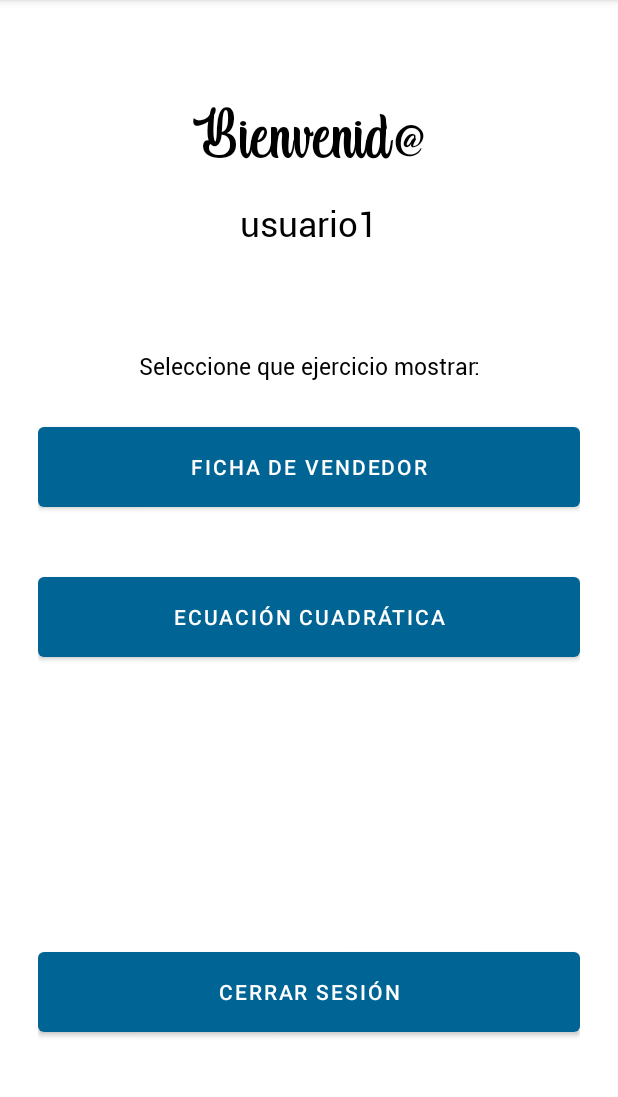
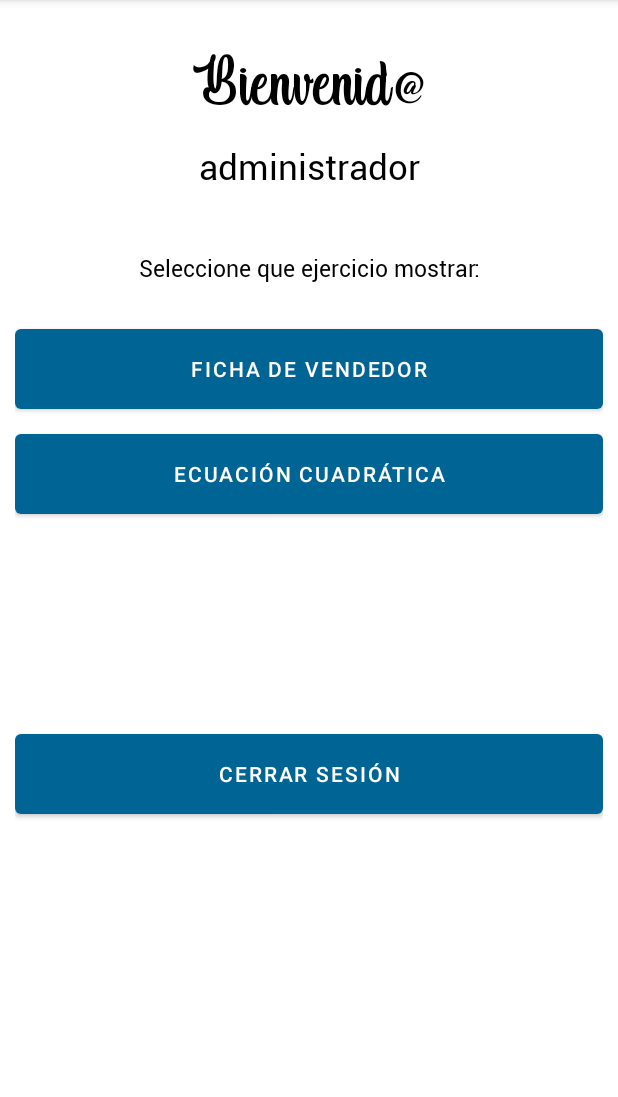
Before and after one commit to Ernest00/Prueba_Practica_1_DSM_LA181955_MA181956, an Android app: the Opciones screen opened directly, with no data from a screen before it, on a phone screen of 412 x 824 dp, the part 84-1181 px from its top. Run offline under Robolectric (Android 15) with nearby library versions, the phone set to English and light mode, and no system bars.

Commit message:
Activities enlazadas y finish() funcional

```diff
--- a/PruebaPractica1DSM_LA181955_MA181956/app/src/main/java/com/example/pruebapractica1dsm_la181955_ma181956/Opciones.kt
+++ b/PruebaPractica1DSM_LA181955_MA181956/app/src/main/java/com/example/pruebapractica1dsm_la181955_ma181956/Opciones.kt
@@ -4,6 +4,7 @@ import android.content.Intent
 import android.content.SharedPreferences
 import androidx.appcompat.app.AppCompatActivity
 import android.os.Bundle
+import android.util.Log
 import android.widget.Button
 import android.widget.EditText
 import android.widget.TextView
@@ -19,7 +20,6 @@ class Opciones : AppCompatActivity() {
     override fun onCreate(savedInstanceState: Bundle?) {
         super.onCreate(savedInstanceState)
         setContentView(R.layout.activity_opciones)
-        verificarSesion()
 
         txt_usuario =findViewById<TextView>(R.id.txtUsuario)
         btn_ejercicio1 = findViewById<Button>(R.id.btn_ejercicio1)
@@ -30,6 +30,11 @@ class Opciones : AppCompatActivity() {
 
         val usuarioActivo = preferences.getString("user", "no hay nada cargado")
         txt_usuario.setText(usuarioActivo)
+
+        btn_ejercicio1.setOnClickListener{
+            var intent = Intent( this, FichaVendedorActivity::class.java)
+            startActivity(intent)
+        }
 
         btn_ejercicio2.setOnClickListener{
             var intent = Intent( this, EcuacionCuadraticaActivity::class.java)
@@ -44,32 +49,32 @@ class Opciones : AppCompatActivity() {
 
     override fun onResume() {
         super.onResume()
-        verificarSesion()
-        Toast.makeText(this, "onResume2", Toast.LENGTH_SHORT).show()
+        //Toast.makeText(this, "onResume2", Toast.LENGTH_SHORT).show()
+        Log.i("Estado","onResume2")
     }
 
     override fun onPause() {
         super.onPause()
-        verificarSesion()
-        Toast.makeText(this, "onPause2", Toast.LENGTH_SHORT).show()
+        //Toast.makeText(this, "onPause2", Toast.LENGTH_SHORT).show()
+        Log.i("Estado","onPause2")
     }
 
     override fun onStop() {
         super.onStop()
-        verificarSesion()
-        Toast.makeText(this, "onStop2", Toast.LENGTH_SHORT).show()
+        //Toast.makeText(this, "onStop2", Toast.LENGTH_SHORT).show()
+        Log.i("Estado","onStop2")
     }
 
     override fun onRestart() {
         super.onRestart()
-        verificarSesion()
-        Toast.makeText(this, "onRestart2", Toast.LENGTH_SHORT).show()
+        //Toast.makeText(this, "onRestart2", Toast.LENGTH_SHORT).show()
+        Log.i("Estado","onRestart2")
     }
 
     override fun onDestroy() {
         super.onDestroy()
-        verificarSesion()
-        Toast.makeText(this, "onDestroy2", Toast.LENGTH_SHORT).show()
+        //Toast.makeText(this, "onDestroy2", Toast.LENGTH_SHORT).show()
+        Log.i("Estado","onDestroy2")
     }
 
     private fun restablecerPreferencias(){
@@ -87,11 +92,11 @@ class Opciones : AppCompatActivity() {
 
         val usuarioActivo = preferences.getString("user", "no hay nada cargado")
         val passwordActiva = preferences.getString("pass", "no hay nada cargao")
-
-        if(usuarioActivo.toString().isEmpty() && passwordActiva.toString().isEmpty()){
+finish()
+       /* if(usuarioActivo.toString().isEmpty() && passwordActiva.toString().isEmpty()){
             Toast.makeText(this, "Sin sesión", Toast.LENGTH_SHORT).show()
             var intent = Intent( this, MainActivity::class.java)
             startActivity(intent)
-        }
+        }*/
     }
 }
--- a/PruebaPractica1DSM_LA181955_MA181956/app/src/main/res/layout/activity_ficha_vendedor.xml
+++ b/PruebaPractica1DSM_LA181955_MA181956/app/src/main/res/layout/activity_ficha_vendedor.xml
@@ -90,12 +90,13 @@
                 android:textColor="#f2f2f2"
                 android:textSize="17sp"
                 tools:layout_editor_absoluteX="3dp" />
+
             <EditText
                 android:id="@+id/txtTotalVentas"
                 android:layout_width="match_parent"
                 android:layout_height="wrap_content"
                 android:ems="10"
-                android:inputType="number"
+                android:inputType="number|numberDecimal"
                 android:textColor="#f2f2f2"
                 tools:layout_editor_absoluteX="3dp" />
             <TextView
--- a/PruebaPractica1DSM_LA181955_MA181956/app/src/main/res/layout/activity_opciones.xml
+++ b/PruebaPractica1DSM_LA181955_MA181956/app/src/main/res/layout/activity_opciones.xml
@@ -4,14 +4,14 @@
     xmlns:tools="http://schemas.android.com/tools"
     android:layout_width="match_parent"
     android:layout_height="match_parent"
-    android:padding="25dp"
+    android:padding="10dp"
     tools:context=".Opciones">
 
     <TextView
         android:id="@+id/textView"
         android:layout_width="409dp"
         android:layout_height="wrap_content"
-        android:layout_marginTop="40dp"
+        android:layout_marginTop="20dp"
         android:fontFamily="@font/indigo_daisy"
         android:text="Bienvenid@"
         android:textAlignment="center"
@@ -25,7 +25,7 @@
         android:id="@+id/txtUsuario"
         android:layout_width="409dp"
         android:layout_height="wrap_content"
-        android:layout_marginTop="108dp"
+        android:layout_marginTop="85dp"
         android:enabled="false"
         android:fontFamily="@font/roboto_regular"
         android:text=""
@@ -37,7 +37,7 @@
         android:id="@+id/txtIndicacion"
         android:layout_width="409dp"
         android:layout_height="wrap_content"
-        android:layout_marginTop="208dp"
+        android:layout_marginTop="158dp"
         android:enabled="false"
         android:fontFamily="@font/roboto_regular"
         android:text="@string/indicacion"
@@ -59,7 +59,7 @@
         android:layout_width="match_parent"
         android:layout_height="65dp"
         android:layout_alignTop="@id/btn_ejercicio1"
-        android:layout_marginTop="100sp"
+        android:layout_marginTop="70sp"
         android:text="@string/ejercicio2"
         android:textAlignment="center" />
 
@@ -68,7 +68,7 @@
         android:layout_width="match_parent"
         android:layout_height="65dp"
         android:layout_alignTop="@id/btn_ejercicio2"
-        android:layout_marginTop="250sp"
+        android:layout_marginTop="200sp"
         android:text="@string/logout"
         android:textAlignment="center" />
 
```
Also changed, not shown: PruebaPractica1DSM_LA181955_MA181956/app/src/main/AndroidManifest.xml (+21 -14 lines), PruebaPractica1DSM_LA181955_MA181956/app/src/main/java/com/example/pruebapractica1dsm_la181955_ma181956/DatosVendedorActivity.kt (+34 -4 lines), PruebaPractica1DSM_LA181955_MA181956/app/src/main/java/com/example/pruebapractica1dsm_la181955_ma181956/EcuacionCuadraticaActivity.kt (+19 -5 lines), PruebaPractica1DSM_LA181955_MA181956/app/src/main/java/com/example/pruebapractica1dsm_la181955_ma181956/FichaVendedorActivity.kt (+38 -1 lines), PruebaPractica1DSM_LA181955_MA181956/app/src/main/java/com/example/pruebapractica1dsm_la181955_ma181956/MainActivity.kt (+15 -17 lines).
